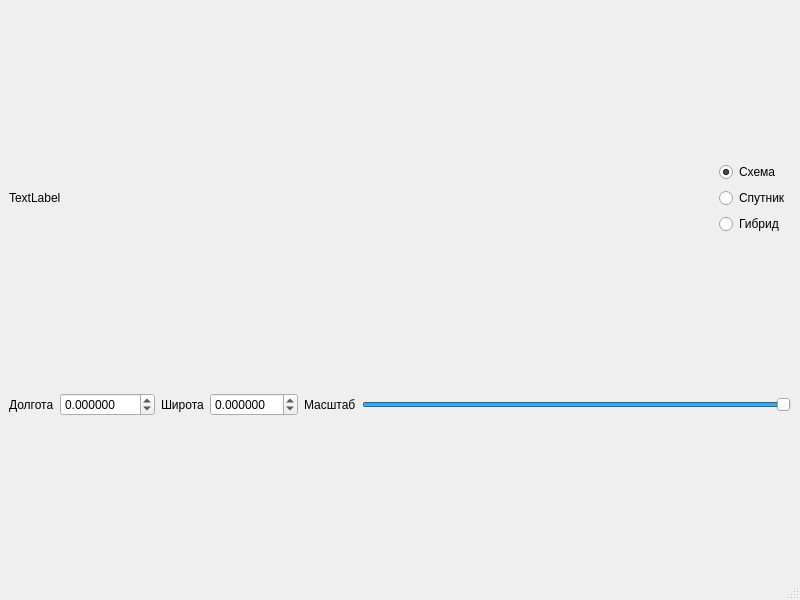
Above: window.ui from skgch-heigo/maps before the change. Below: the same form after it.
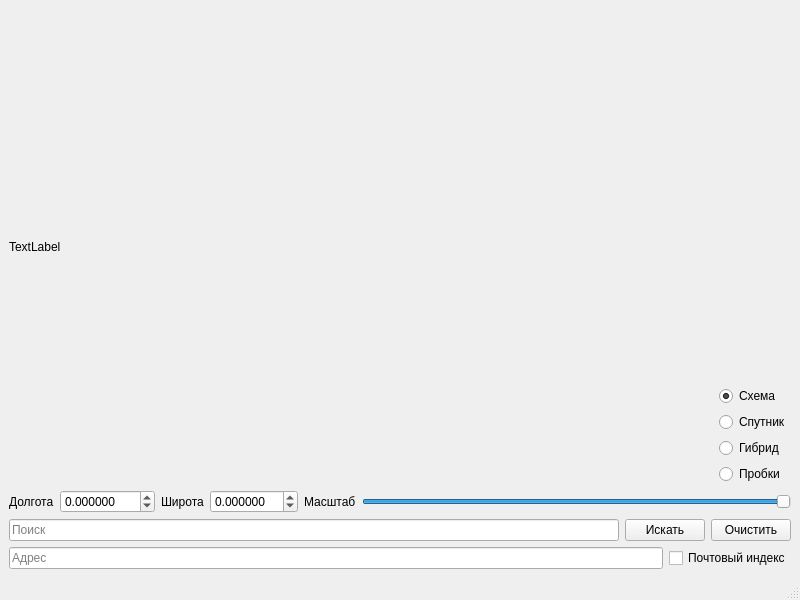
That is the form after the change.

What changed in the file:
```diff
--- a/window.ui
+++ b/window.ui
@@ -14,7 +14,7 @@
    <string>MainWindow</string>
   </property>
   <widget class="QWidget" name="centralwidget">
-   <layout class="QVBoxLayout" name="verticalLayout_2" stretch="1,0">
+   <layout class="QVBoxLayout" name="verticalLayout_2" stretch="1,0,0,0">
     <item>
      <layout class="QHBoxLayout" name="horizontalLayout_2" stretch="1,0">
       <item>
@@ -26,6 +26,19 @@
       </item>
       <item>
        <layout class="QVBoxLayout" name="verticalLayout">
+        <item>
+         <spacer name="verticalSpacer">
+          <property name="orientation">
+           <enum>Qt::Vertical</enum>
+          </property>
+          <property name="sizeHint" stdset="0">
+           <size>
+            <width>20</width>
+            <height>40</height>
+           </size>
+          </property>
+         </spacer>
+        </item>
         <item>
          <widget class="QRadioButton" name="radioButton">
           <property name="text">
@@ -50,6 +63,13 @@
           </property>
          </widget>
         </item>
+        <item>
+         <widget class="QRadioButton" name="radioButton_4">
+          <property name="text">
+           <string>Пробки</string>
+          </property>
+         </widget>
+        </item>
        </layout>
       </item>
      </layout>
@@ -106,10 +126,10 @@
       <item>
        <widget class="QSlider" name="horizontalSlider">
         <property name="maximum">
-         <number>50</number>
+         <number>500</number>
         </property>
         <property name="value">
-         <number>50</number>
+         <number>500</number>
         </property>
         <property name="orientation">
          <enum>Qt::Horizontal</enum>
@@ -118,6 +138,55 @@
       </item>
      </layout>
     </item>
+    <item>
+     <layout class="QHBoxLayout" name="horizontalLayout_3">
+      <item>
+       <widget class="QLineEdit" name="lineEdit">
+        <property name="placeholderText">
+         <string>Поиск</string>
+        </property>
+       </widget>
+      </item>
+      <item>
+       <widget class="QPushButton" name="pushButton">
+        <property name="text">
+         <string>Искать</string>
+        </property>
+       </widget>
+      </item>
+      <item>
+       <widget class="QPushButton" name="pushButton_2">
+        <property name="text">
+         <string>Очистить</string>
+        </property>
+       </widget>
+      </item>
+     </layout>
+    </item>
+    <item>
+     <layout class="QHBoxLayout" name="horizontalLayout_4">
+      <item>
+       <widget class="QLineEdit" name="lineEdit_2">
+        <property name="enabled">
+         <bool>true</bool>
+        </property>
+        <property name="readOnly">
+         <bool>true</bool>
+        </property>
+        <property name="placeholderText">
+         <string>Адрес</string>
+        </property>
+       </widget>
+      </item>
+      <item>
+       <widget class="QCheckBox" name="checkBox">
+        <property name="text">
+         <string>Почтовый индекс</string>
+        </property>
+       </widget>
+      </item>
+     </layout>
+    </item>
    </layout>
   </widget>
   <widget class="QStatusBar" name="statusbar"/>
```
